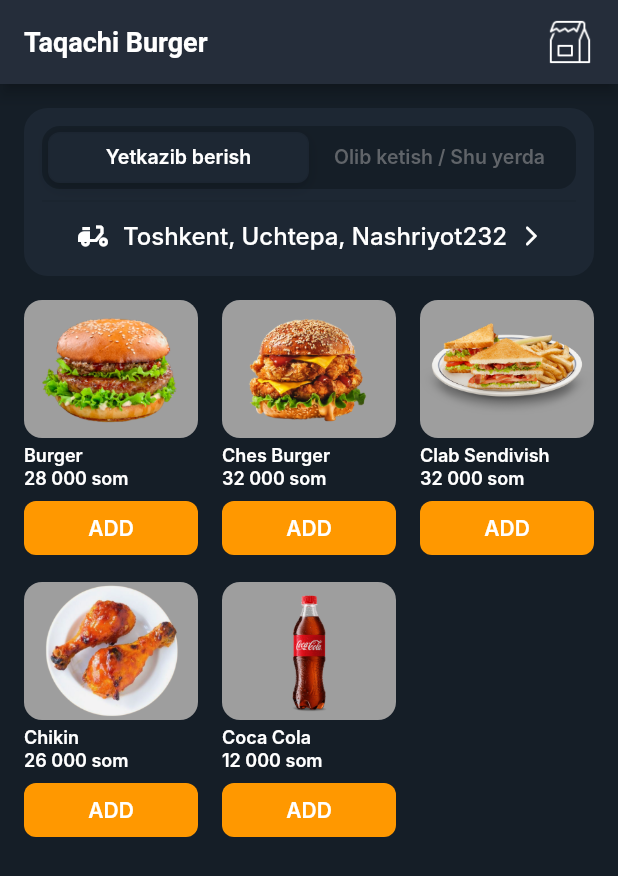
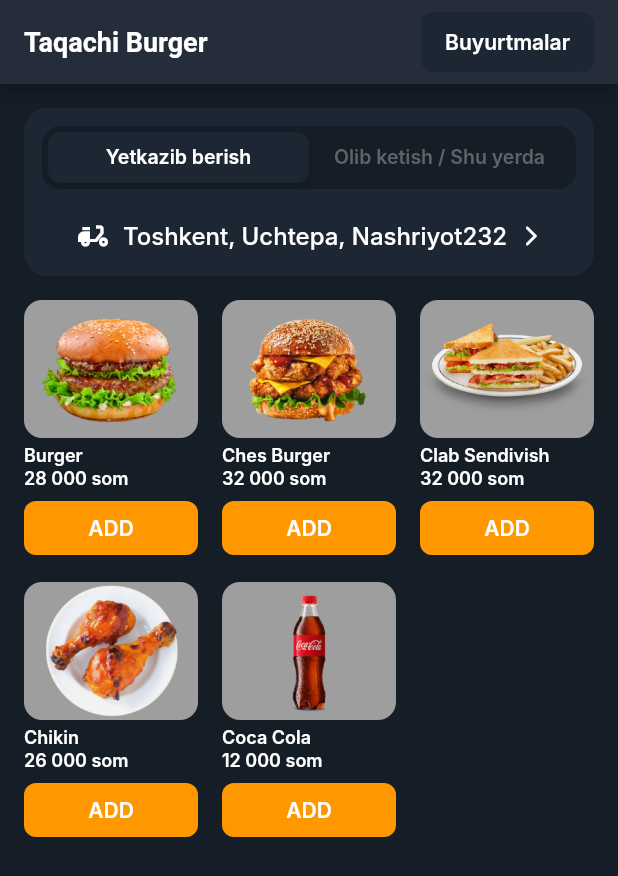
Before and after one commit to abdulazizmalikov18/bot_Delivery, a Flutter app: the screen it shows after launch, on a phone screen of 412 x 824 dp. Shown: the top 876 px of the screen. Run offline on Flutter 3.47's test engine with Material 2 defaults, Android fonts, the phone set to English and light mode, and no system bars; our stand-ins replace equatable, firebase_core, flutter_bloc, flutter_svg, keyboard_dismisser, lottie and 1 more; accounts and stored records are empty; Roboto replaces fonts that are missing (Inter).

Commit message:
Button Edit

```diff
--- a/lib/features/main/presentation/views/my_home_page.dart
+++ b/lib/features/main/presentation/views/my_home_page.dart
@@ -1,7 +1,6 @@
 import 'package:bot_delivery/assets/colors/colors.dart';
-import 'package:bot_delivery/assets/constants/icons.dart';
 import 'package:bot_delivery/features/common/data/data.dart';
-import 'package:bot_delivery/features/common/widgets/w_scale_animation.dart';
+import 'package:bot_delivery/features/common/widgets/w_button.dart';
 import 'package:bot_delivery/features/main/presentation/controllers/bloc/orders_bloc.dart';
 import 'package:bot_delivery/features/main/presentation/views/info_commit.dart';
 import 'package:bot_delivery/features/main/presentation/widgets/custom_page_route_builder.dart';
@@ -41,18 +40,16 @@
           appBar: AppBar(
             title: const Text("Taqachi Burger"),
             actions: [
-              WScaleAnimation(
+              WButton(
+                margin: const EdgeInsets.fromLTRB(0, 8, 16, 8),
+                padding:
+                    const EdgeInsets.symmetric(horizontal: 16, vertical: 8),
                 onTap: () => Navigator.of(context).push(CustomPageRouteBuilder(
                     pageBuilder: (context, animation, secondaryAnimation) =>
                         const DeliveryView())),
-                child: Padding(
-                  padding: const EdgeInsets.fromLTRB(0, 12, 16, 12),
-                  child: Image.asset(
-                    AppIcons.orders,
-                    color: white,
-                  ),
-                ),
-              ),
+                text: 'Buyurtmalar',
+                color: contColor,
+              )
             ],
           ),
           body: ListView(
--- a/lib/features/main/presentation/widgets/info_user.dart
+++ b/lib/features/main/presentation/widgets/info_user.dart
@@ -36,7 +36,7 @@
                 color: white,
               ),
               title: Text(
-                'Mahmud Gorsohta',
+                'Mahmud Karimberdiyev',
                 style: Theme.of(context).textTheme.bodyLarge,
               ),
               subtitle: Text(
--- a/lib/features/orders/presentation/views/history_view.dart
+++ b/lib/features/orders/presentation/views/history_view.dart
@@ -30,7 +30,7 @@
               const Row(
                 mainAxisAlignment: MainAxisAlignment.spaceBetween,
                 children: [
-                  Text('Oqtepa Uchtepa'),
+                  Text('Delivery'),
                   Text('86 500 so‘m'),
                 ],
               ),
```
Also changed, not shown: lib/features/main/presentation/views/info_commit.dart (+8 -1 lines), assets/icons/orders.png (deleted), 1 other file.
